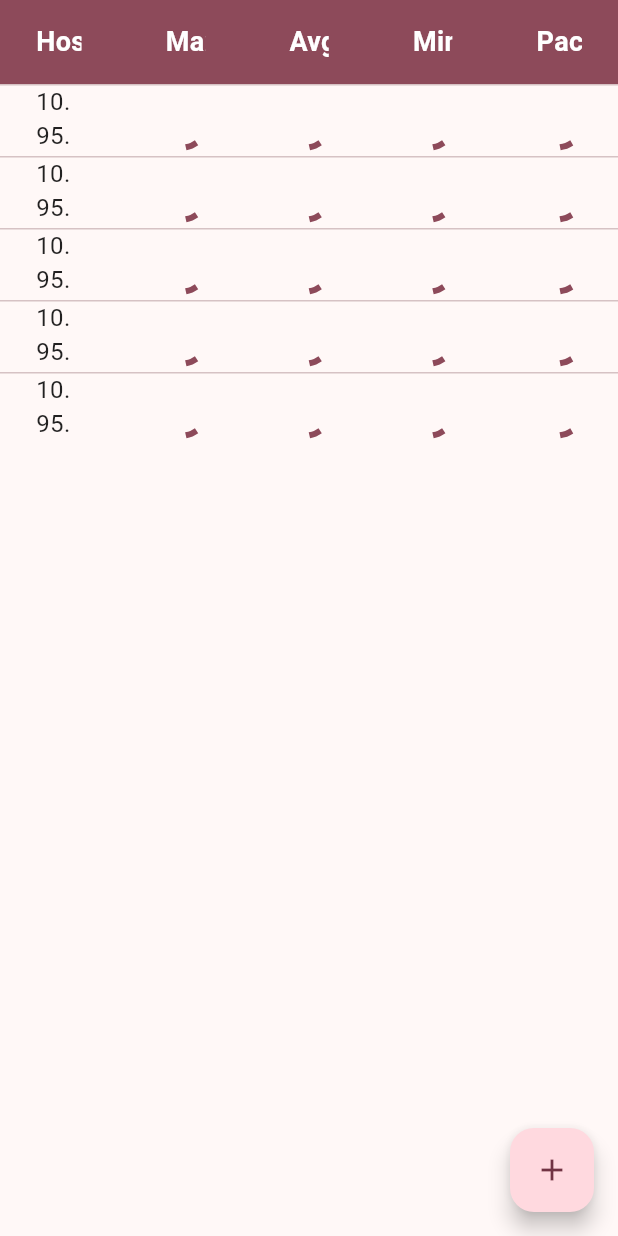
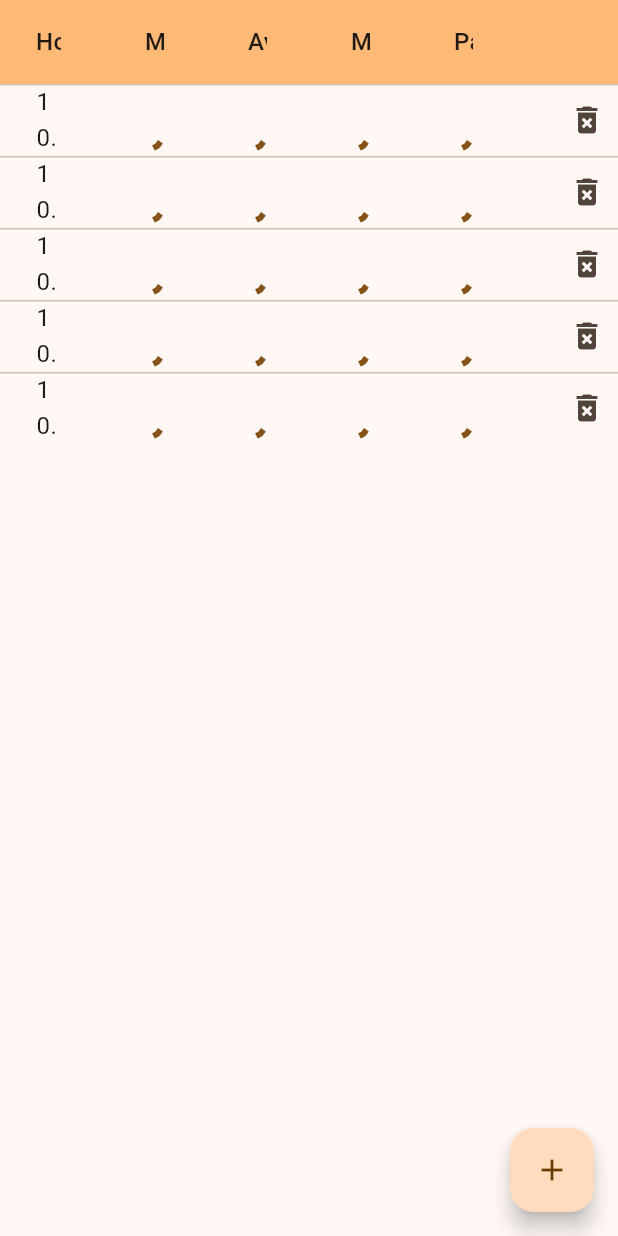
Before and after one commit to A-freedom/ping_master, a Flutter app: the screen it shows after launch, on a phone screen of 412 x 824 dp. Run offline on Flutter 3.47's test engine with Material 2 defaults, Android fonts, the phone set to English and light mode, and no system bars; drawn by our look-alikes of data_table_2; missing offline and left inert: dart_ping.

Commit message:
0.0 here we go again

```diff
--- a/lib/main.dart
+++ b/lib/main.dart
@@ -23,7 +23,7 @@ class MyApp extends StatelessWidget {
   Widget build(BuildContext context) {
     return MaterialApp(
       theme: ThemeData.from(
-        colorScheme: ColorScheme.fromSeed(seedColor: Colors.pinkAccent),
+        colorScheme: ColorScheme.fromSeed(seedColor: Colors.orange),
         useMaterial3: true,
       ),
       home: const MainWidget(),
--- a/lib/provider/ping_data_provider.dart
+++ b/lib/provider/ping_data_provider.dart
@@ -23,7 +23,7 @@ class PingDataProvider extends ChangeNotifier {
   }
 
   void removeHost(int index){
-    hosts.removeAt;
+    hosts.removeAt(index);
     notifyListeners();
   }
 }
--- a/lib/widgets/resultTable.dart
+++ b/lib/widgets/resultTable.dart
@@ -1,9 +1,12 @@
+import 'package:provider/provider.dart';
+
 import '../functionality/MyPing.dart';
 import '../functionality/PingResult.dart';
 import 'package:flutter/material.dart';
 import 'package:data_table_2/data_table_2.dart';
 
 import '../functionality/Host.dart';
+import '../provider/ping_data_provider.dart';
 
 
 class PingTable extends StatefulWidget {
@@ -33,24 +36,16 @@ class _PingTableState extends State<PingTable> {
     pingHosts = PingHosts(context)..refresh();
     var pingResultControllers = pingHosts.getPingResultControllers ;
     return DataTable2(
-        dataTextStyle: const TextStyle(
-          fontSize: 16, // Adjust the font size
-          fontWeight: FontWeight.normal,
-          color: Colors.black87,
-        ),
-        headingTextStyle: const TextStyle(
-          fontSize: 18, // Adjust the font size for headings
-          fontWeight: FontWeight.bold,
-          color: Colors.white, // Change heading text color
-        ),
+      dataTextStyle: Theme.of(context).textTheme.bodyLarge,
+      headingTextStyle:  Theme.of(context).textTheme.titleMedium,
       headingRowColor: MaterialStateColor.resolveWith((states) {
-          return Theme.of(context).primaryColor;
+        return Theme.of(context).colorScheme.inversePrimary ?? Colors.white;
       }),
       // sortColumnIndex: 0,
       // sortAscending: true,
       columns: const [
         DataColumn(
-            label: Text('Host'),
+          label: Text('Host',maxLines: 1,overflow: TextOverflow.clip,),
         ),
         DataColumn(
           label: Text('Max', textAlign: TextAlign.center),
@@ -63,6 +58,9 @@ class _PingTableState extends State<PingTable> {
         ),
         DataColumn(
           label: Text('Packet', textAlign: TextAlign.center),
+        ),
+        DataColumn(
+          label: Text('', textAlign: TextAlign.center),
         ),
       ],
       rows: List<DataRow>.generate(
@@ -140,6 +138,10 @@ class _PingTableState extends State<PingTable> {
                   },
                 ),
               ),
+              DataCell(IconButton(icon: const Icon(Icons.delete_forever), onPressed: () {
+                context.read<PingDataProvider>().removeHost(index) ;
+              },))
+
             ],
           );
         },
```
Also changed, not shown: lib/widgets/add_host.dart (+0 -21 lines). Lines whose indentation alone changed are shown as unchanged.
